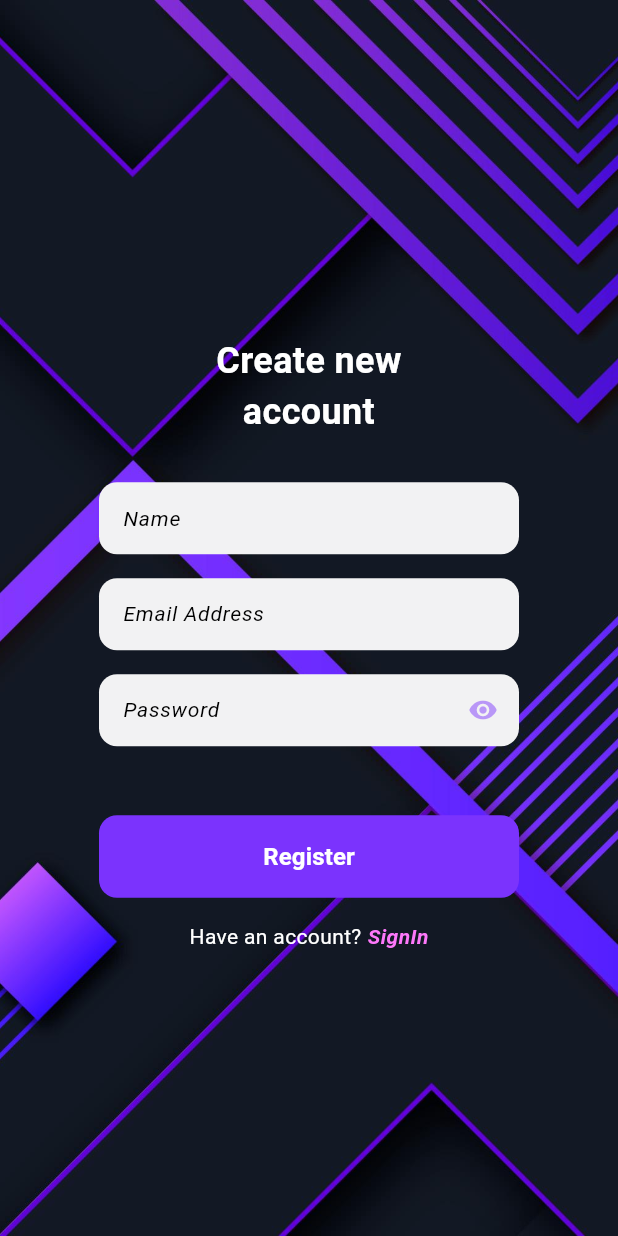
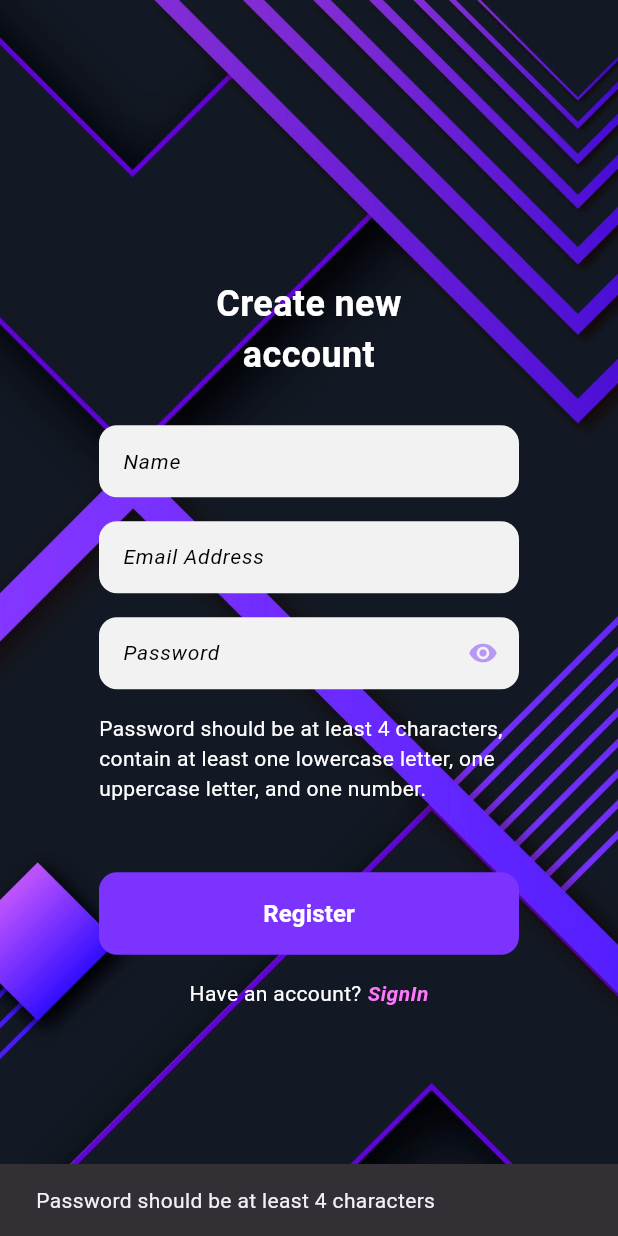
Before and after one commit to tommclark/EventApp, a Flutter app: the RegisterScreen screen opened directly, after a tap on "Register", on a phone screen of 412 x 824 dp. Run offline on Flutter 3.47's test engine with Material 3 defaults, Android fonts, the phone set to English and light mode, and no system bars; our stand-ins replace firebase_auth, firebase_core, hive, hive_flutter; accounts and stored records are empty; network calls fail.

```diff
--- a/lib/signup_screen.dart
+++ b/lib/signup_screen.dart
@@ -1,9 +1,10 @@
+import 'package:firebase_auth/firebase_auth.dart';
 import 'package:flutter/material.dart';
 import 'package:setap/signin_screen.dart';
-// import 'package:firebase_auth/firebase_auth.dart';
+
 
 class RegisterScreen extends StatefulWidget {
-  // RegisterScreen({Key? key}) : super(key: key);
+  RegisterScreen({Key? key}) : super(key: key);
   @override
   _RegisterScreenState createState() => _RegisterScreenState();
 }
@@ -13,7 +14,7 @@ class _RegisterScreenState extends State<RegisterScreen> {
   final TextEditingController _nameController = TextEditingController();
   final TextEditingController _emailController = TextEditingController();
   final TextEditingController _passwordController = TextEditingController();
-  // final FirebaseAuth _auth = FirebaseAuth.instance;
+  final FirebaseAuth _auth = FirebaseAuth.instance;
 
   @override
   Widget build(BuildContext context) {
@@ -106,7 +107,7 @@ class _RegisterScreenState extends State<RegisterScreen> {
                     padding: EdgeInsets.fromLTRB(50, 0, 50, 16),
                     child: TextField(
                       controller: _emailController,
-                      obscureText: _isObscure,
+                      obscureText: false,
                       textAlign: TextAlign.start,
                       maxLines: 1,
                       style: TextStyle(
@@ -203,35 +204,74 @@ class _RegisterScreenState extends State<RegisterScreen> {
                     ),
                   ),
                   Padding(
+                    padding: EdgeInsets.fromLTRB(50, 0, 50, 16),
+                    child: Text(
+                      'Password should be at least 4 characters, contain at least one lowercase letter, one uppercase letter, and one number.',
+                      style: TextStyle(
+                        color: Colors.white,
+                        fontSize: 14,
+                      ),
+                    ),
+                  ),
+                  Padding(
                     padding: EdgeInsets.fromLTRB(50, 30, 50, 16),
                     child: MaterialButton(
-                       onPressed: ()  {
-                      //   try {
-                      //     UserCredential userCredential = await _auth.createUserWithEmailAndPassword(
-                      //       email: _emailController.text.trim(),
-                      //       password: _passwordController.text.trim(),
-                      //     );
-                      //     if (userCredential.user != null) {
-                      //       userCredential.user!.updateDisplayName(_nameController.text.trim());
-                      //       ScaffoldMessenger.of(context).showSnackBar(
-                      //         SnackBar(content: Text('Account created successfully')),
-                      //       );
-                      //       // Navigate to Signin page
-                      //       await Future.delayed(Duration(seconds: 1));
-                      //       Navigator.pushReplacement(
-                      //         context,
-                      //         MaterialPageRoute(builder: (context) => LoginScreen()),
-                      //       );
-                      //     }
-                      //   } on FirebaseAuthException catch (e) {
-                      //     if (e.code == 'weak-password') {
-                      //       print('The password provided is too weak.');
-                      //     } else if (e.code == 'email-already-in-use') {
-                      //       print('The account already exists for that email.');
-                      //     }
-                      //   } catch (e) {
-                      //     print(e);
-                      //   }
+                       onPressed: ()  async {
+                         String password = _passwordController.text.trim();
+                         if (password.length < 4) {
+                           ScaffoldMessenger.of(context).showSnackBar(
+                             SnackBar(content: Text('Password should be at least 4 characters')),
+                           );
+                           return;
+                         }
+                         if (!RegExp(r'[a-z]').hasMatch(password)) {
+                           ScaffoldMessenger.of(context).showSnackBar(
+                             SnackBar(content: Text('Password should contain at least one lowercase letter')),
+                           );
+                           return;
+                         }
+                         if (!RegExp(r'[A-Z]').hasMatch(password)) {
+                           ScaffoldMessenger.of(context).showSnackBar(
+                             SnackBar(content: Text('Password should contain at least one uppercase letter')),
+                           );
+                           return;
+                         }
+                         if (!RegExp(r'[0-9]').hasMatch(password)) {
+                           ScaffoldMessenger.of(context).showSnackBar(
+                             SnackBar(content: Text('Password should contain at least one number')),
+                           );
+                           return;
+                         }
+                        try {
+                          UserCredential userCredential = await _auth.createUserWithEmailAndPassword(
+                            email: _emailController.text.trim(),
+                            password: _passwordController.text.trim(),
+                          );
+                          if (userCredential.user != null) {
+                            userCredential.user!.updateDisplayName(_nameController.text.trim());
+                            ScaffoldMessenger.of(context).showSnackBar(
+                              SnackBar(content: Text('Account created successfully')),
+                            );
+                            // Navigate to Signin page
+                            await Future.delayed(Duration(seconds: 1));
+                            Navigator.pushReplacement(
+                              context,
+                              MaterialPageRoute(builder: (context) => LoginScreen()),
+                            );
+                          }
+                        } on FirebaseAuthException catch (e) {
+                          if (e.code == 'weak-password') {
+                            ScaffoldMessenger.of(context).showSnackBar(
+                              SnackBar(content: Text('The password provided is too weak.')),
+                            );
+                          } else if (e.code == 'email-already-in-use') {
+                            ScaffoldMessenger.of(context).showSnackBar(
+                              SnackBar(content: Text('An account already exists for that email.')),
+                            );
+                          }
+                        } catch (e) {
+                          print(e);
+                        }
                       },
                       color: Color(0xff7b33fd),
                       elevation: 0,
```
Also changed, not shown: lib/bookingscreen.dart (+81 -150 lines), lib/main.dart (+88 -84 lines), lib/signin_screen.dart (+29 -25 lines), pubspec.yaml (+7 -1 lines), pubspec.lock, 104 other files.
